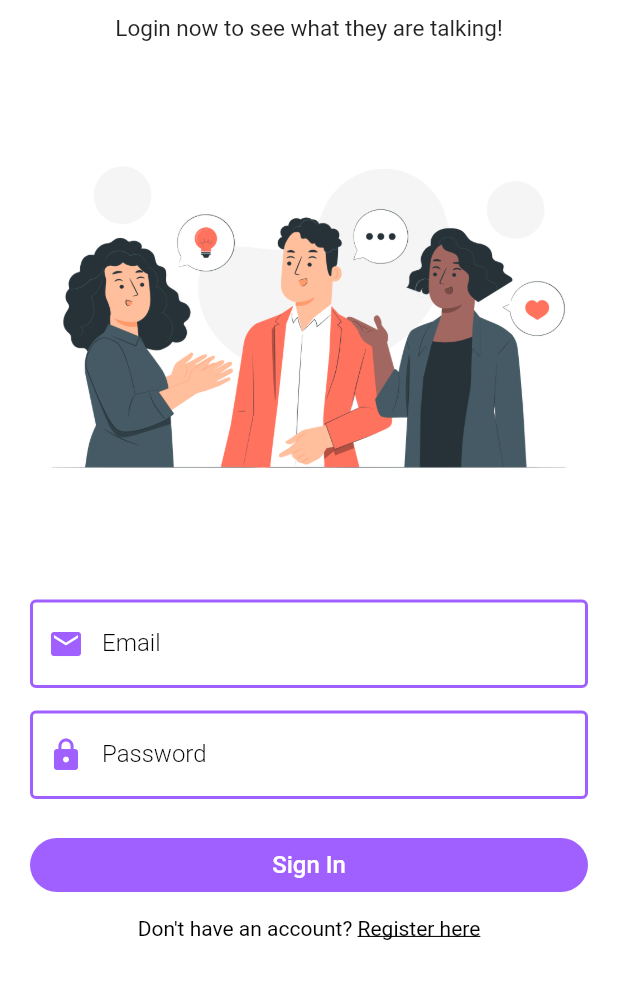
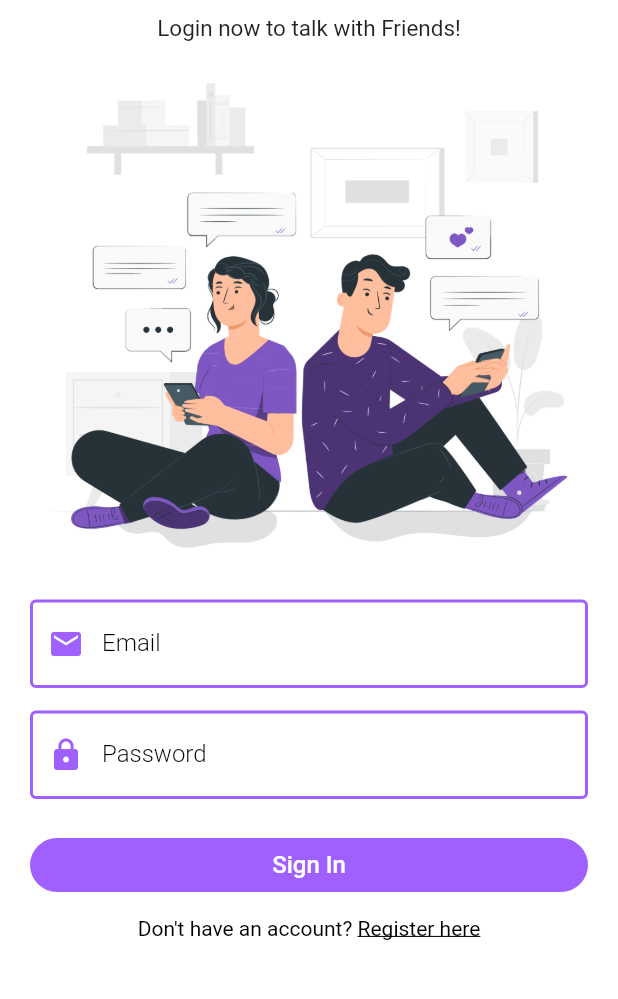
Before and after one commit to ChoyonBonik/adda, a Flutter app: the screen it shows after launch, on a phone screen of 412 x 824 dp, the part 191-1190 px from its top. Run offline on Flutter 3.47's test engine with Material 2 defaults, Android fonts, the phone set to English and light mode, and no system bars; our stand-ins replace cloud_firestore, firebase_auth, firebase_core, shared_preferences; accounts and stored records are empty.

Commit message:
initial commit

```diff
--- a/lib/auth/login_page.dart
+++ b/lib/auth/login_page.dart
@@ -47,10 +47,10 @@ class _LoginPageState extends State<LoginPage> {
                               fontSize: 40, fontWeight: FontWeight.bold),
                         ),
                         const SizedBox(height: 10),
-                        const Text("Login now to see what they are talking!",
+                        const Text("Login now to talk with Friends!",
                             style: TextStyle(
                                 fontSize: 15, fontWeight: FontWeight.w400)),
-                        Image.asset("assets/images/login.png"),
+                        Image.asset("assets/images/Texting-pana.png"),
                         TextFormField(
                           decoration: textInputDecoration.copyWith(
                               labelText: "Email",
--- a/lib/auth/register_page.dart
+++ b/lib/auth/register_page.dart
@@ -46,10 +46,10 @@ class _RegisterPageState extends State<RegisterPage> {
                               fontSize: 40, fontWeight: FontWeight.bold),
                         ),
                         const SizedBox(height: 10),
-                        const Text("Create your account now to explore",
+                        const Text("Create your account now to explore!",
                             style: TextStyle(
                                 fontSize: 15, fontWeight: FontWeight.w400)),
-                        Image.asset("assets/images/register.png"),
+                        Image.asset("assets/images/Texting-rafiki.png"),
                         TextFormField(
                           decoration: textInputDecoration.copyWith(
                               labelText: "Full Name",
--- a/lib/main.dart
+++ b/lib/main.dart
@@ -42,6 +42,7 @@ class _MyAppState extends State<MyApp> {
   @override
   Widget build(BuildContext context) {
     return MaterialApp(
+      debugShowCheckedModeBanner: false,
       theme: ThemeData(
           primaryColor: primaryColor,
           scaffoldBackgroundColor: Colors.white),
--- a/lib/pages/home_page.dart
+++ b/lib/pages/home_page.dart
@@ -89,7 +89,7 @@ class _HomePageState extends State<HomePage> {
           Icon(
             Icons.account_circle,
             size: 150,
-            color: Colors.grey[700],
+            color: primaryColor,
           ),
           const SizedBox(
             height: 15,
--- a/lib/pages/profile_page.dart
+++ b/lib/pages/profile_page.dart
@@ -37,7 +37,7 @@ class _ProfilePageState extends State<ProfilePage> {
           Icon(
             Icons.account_circle,
             size: 150,
-            color: Colors.grey[700],
+            color:secondaryColor,
           ),
           const SizedBox(
             height: 15,
@@ -131,7 +131,7 @@ class _ProfilePageState extends State<ProfilePage> {
             Icon(
               Icons.account_circle,
               size: 200,
-              color: Colors.grey[700],
+              color: secondaryColor,
             ),
             const SizedBox(
               height: 35,
```
Also changed, not shown: assets/images/Texting-pana.png (added), assets/images/Texting-rafiki.png (added), 7 other files.
